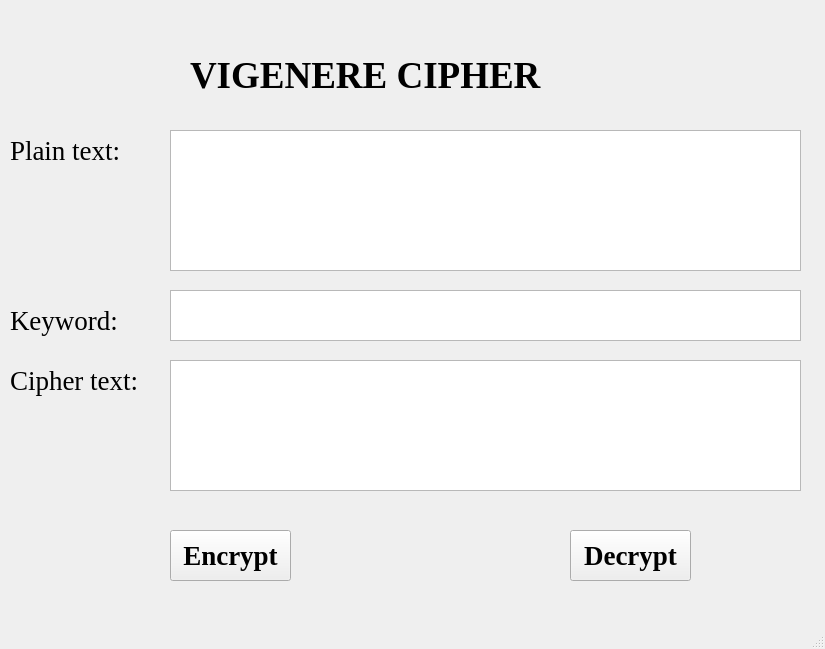
PhamVanPhuc1748/bmttnc-hutech-2380601748, file lab03/ui/vigenere.ui: the form before one commit.
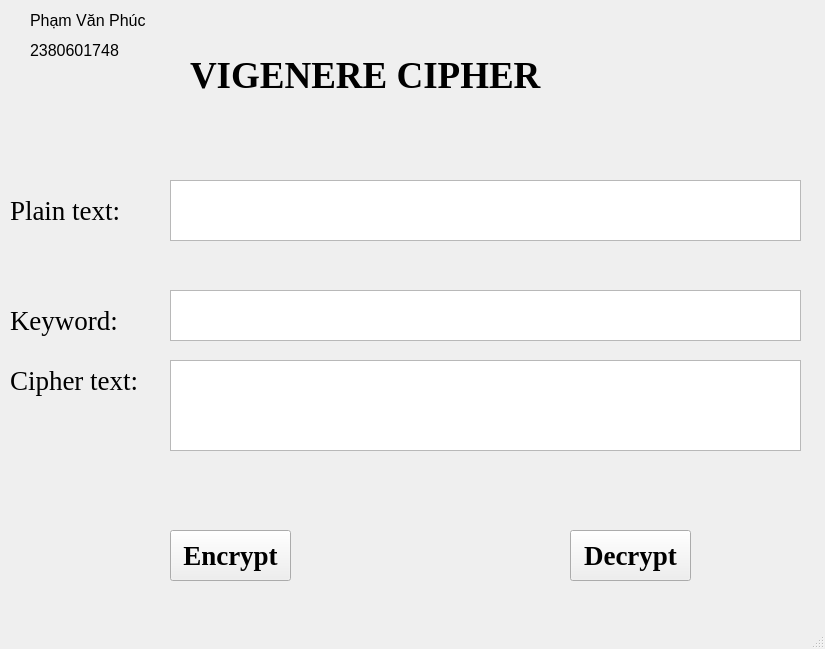
The form after the commit.

Diff of the .ui file:
```diff
--- a/lab03/ui/vigenere.ui
+++ b/lab03/ui/vigenere.ui
@@ -39,7 +39,7 @@
     <property name="geometry">
      <rect>
       <x>10</x>
-      <y>130</y>
+      <y>190</y>
       <width>161</width>
       <height>41</height>
      </rect>
@@ -96,9 +96,9 @@
     <property name="geometry">
      <rect>
       <x>170</x>
-      <y>130</y>
+      <y>180</y>
       <width>631</width>
-      <height>141</height>
+      <height>61</height>
      </rect>
     </property>
     <property name="font">
@@ -113,7 +113,7 @@
       <x>170</x>
       <y>360</y>
       <width>631</width>
-      <height>131</height>
+      <height>91</height>
      </rect>
     </property>
     <property name="font">
@@ -179,6 +179,42 @@
      <string>Decrypt</string>
     </property>
    </widget>
+   <widget class="QLabel" name="label_5">
+    <property name="geometry">
+     <rect>
+      <x>30</x>
+      <y>10</y>
+      <width>121</width>
+      <height>21</height>
+     </rect>
+    </property>
+    <property name="font">
+     <font>
+      <pointsize>12</pointsize>
+     </font>
+    </property>
+    <property name="text">
+     <string>Phạm Văn Phúc</string>
+    </property>
+   </widget>
+   <widget class="QLabel" name="label_6">
+    <property name="geometry">
+     <rect>
+      <x>30</x>
+      <y>40</y>
+      <width>121</width>
+      <height>21</height>
+     </rect>
+    </property>
+    <property name="font">
+     <font>
+      <pointsize>12</pointsize>
+     </font>
+    </property>
+    <property name="text">
+     <string>2380601748</string>
+    </property>
+   </widget>
   </widget>
   <widget class="QMenuBar" name="menubar">
    <property name="geometry">
```
Left out of the diff: 2 changed lines with no effect on the pictures.
